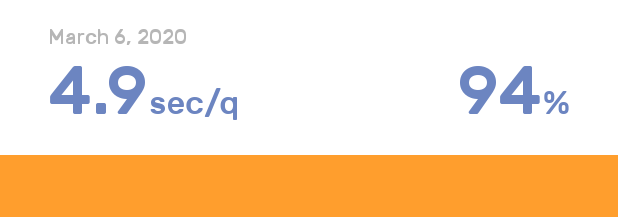
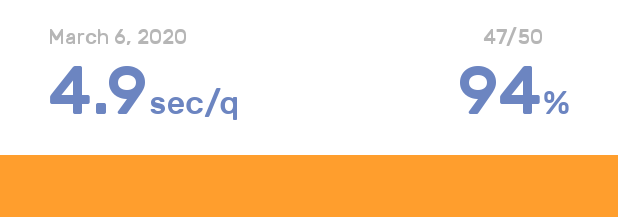
Before and after one commit to chrisolsen/mathops_android, an Android app: the layout fragment_quiz_log_item.xml on its own in the app's theme, with its tools: preview values and no code run, on a phone screen of 412 x 824 dp. Shown: the top 217 px of the screen. Run offline under Robolectric (Android 15) with nearby library versions, the phone set to English and light mode, and no system bars.

Commit message:
show quiz score fraction in logs
https://trello.com/c/YeW79z13

```diff
--- a/app/src/main/java/org/chrisolsen/mathops/models/Quiz.kt
+++ b/app/src/main/java/org/chrisolsen/mathops/models/Quiz.kt
@@ -23,8 +23,10 @@ data class Quiz(
         get() = dateFormatter.format(Date(this.timestamp))
     val timePerQuestion: String
         get() = String.format("%.1f", duration / 1000f / questionCount)
+    val percent: String
+        get() = String.format("%.0f", 100f * correctCount / questionCount)
     val score: String
-        get() = String.format("%.0f", 100f * correctCount / questionCount)
+        get() = "$correctCount / $questionCount"
 
     companion object {
         val dateFormatter = SimpleDateFormat("MMM d, yyyy")
--- a/app/src/main/res/layout/fragment_quiz_log_item.xml
+++ b/app/src/main/res/layout/fragment_quiz_log_item.xml
@@ -17,9 +17,9 @@
 
         <TextView
             android:id="@+id/log_date"
+            style="@style/AppTheme.Light.Text.Small"
             android:layout_width="wrap_content"
             android:layout_height="wrap_content"
-            style="@style/AppTheme.Light.Text.Small"
             android:layout_marginStart="32dp"
             android:layout_marginTop="16dp"
             android:text="@{ quiz.happenedOn }"
@@ -49,11 +49,22 @@
             app:layout_constraintStart_toEndOf="@+id/log_time_per_question" />
 
         <TextView
+            android:id="@+id/log_fraction"
+            style="@style/AppTheme.Light.Text.Small"
+            android:layout_width="wrap_content"
+            android:layout_height="wrap_content"
+            android:text="@{ quiz.score }"
+            app:layout_constraintBottom_toBottomOf="@+id/log_date"
+            app:layout_constraintEnd_toEndOf="@+id/log_percent"
+            app:layout_constraintTop_toTopOf="@+id/log_date"
+            tools:text="47/50" />
+
+        <TextView
             android:id="@+id/log_percent"
             style="@style/AppTheme.Text.Question"
             android:layout_width="wrap_content"
             android:layout_height="wrap_content"
-            android:text="@{ quiz.score }"
+            android:text="@{ quiz.percent }"
             app:layout_constraintBaseline_toBaselineOf="@+id/log_time_per_question"
             app:layout_constraintEnd_toStartOf="@+id/percentSign"
             tools:text="94" />
```
